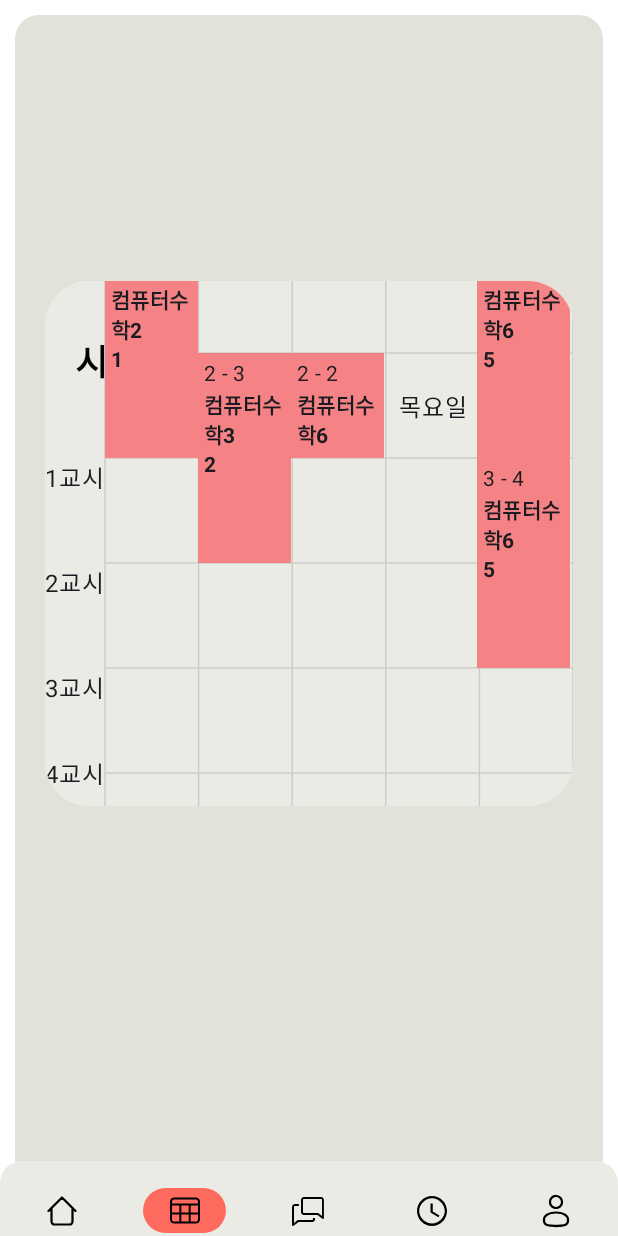
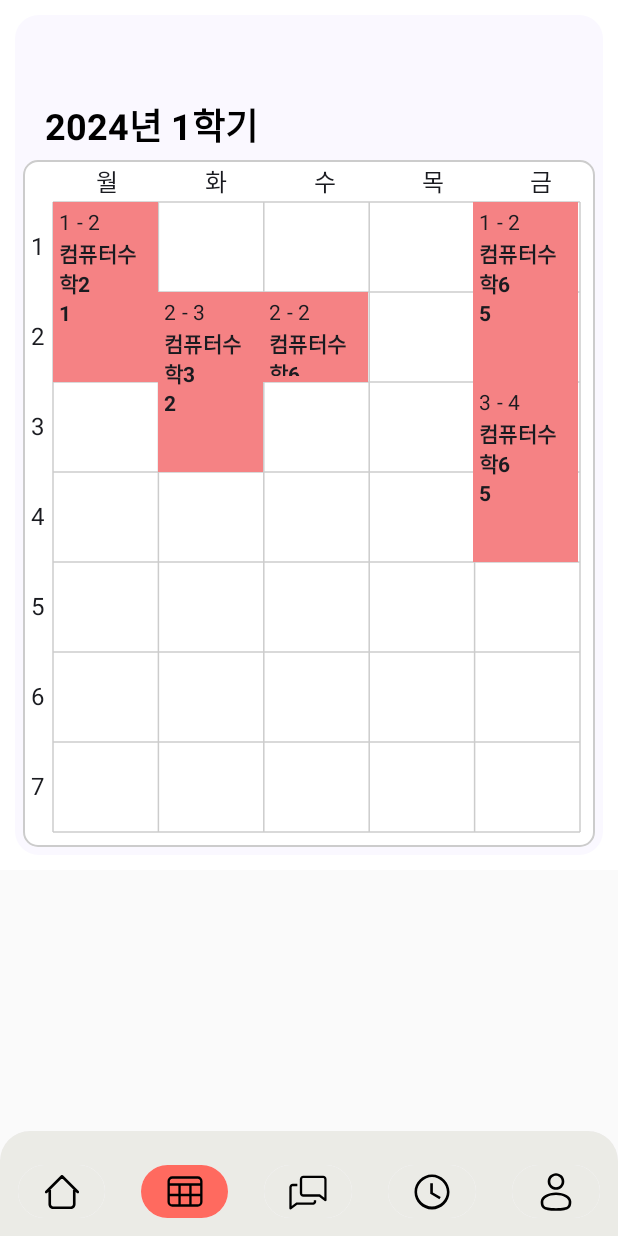
Before and after one commit to applepepsi/NextClass, an Android app built with Jetpack Compose: the screen it shows after launch (MainActivity), after a tap on "timeTable", on a phone screen of 412 x 824 dp. Run offline under Robolectric (Android 15) with nearby library versions, the phone set to English and light mode, and no system bars; our stand-ins replace Dagger/Hilt's generated code.

Commit message:
동적으로 레이아웃 높이 조절하는 기능 제작중

```diff
--- a/app/src/main/java/com/example/nextclass/appComponent/MainBottomNavComponent.kt
+++ b/app/src/main/java/com/example/nextclass/appComponent/MainBottomNavComponent.kt
@@ -60,7 +60,7 @@ fun MainBottomNav(loginViewModel: LoginViewModel, mainNavController: NavHostCont
                 .fillMaxWidth()
                 .background(Color.White)
                 .padding(10.dp),
-            color = Background_Color,
+//            color = Background_Color,
             shape = RoundedCornerShape(16.dp)
         ) {
             Column {
@@ -104,9 +104,9 @@ fun MainBottomNavComponent(navController: NavHostController) {
         modifier = Modifier
 
             .fillMaxWidth()
-            .height(50.dp),
+            .height(70.dp),
 
-        shape = RoundedCornerShape(15.dp, 15.dp, 0.dp, 0.dp)
+        shape = RoundedCornerShape(20.dp, 20.dp, 0.dp, 0.dp)
     ) {
         Row(
             modifier = Modifier
@@ -138,8 +138,8 @@ fun RowScope.AddBottomNavItem(
         shape = RoundedCornerShape(30.dp),
         modifier = Modifier
             .weight(1f)
-            .padding(start=13.dp,end=13.dp)
-            .height(30.dp)
+            .padding(start=12.dp,end=12.dp,bottom=10.dp)
+            .height(35.dp)
 
     ) {
         Box(
@@ -161,7 +161,7 @@ fun RowScope.AddBottomNavItem(
                 painter = painterResource(id = screen.icon),
                 contentDescription = screen.title,
                 modifier = Modifier
-                    .size(24.dp)
+                    .size(28.dp)
             )
         }
     }
--- a/app/src/main/java/com/example/nextclass/appComponent/TimeTableComponent.kt
+++ b/app/src/main/java/com/example/nextclass/appComponent/TimeTableComponent.kt
@@ -3,14 +3,20 @@ package com.example.nextclass.appComponent
 import android.os.Build
 import androidx.annotation.RequiresApi
 import androidx.compose.foundation.background
+import androidx.compose.foundation.border
 import androidx.compose.foundation.layout.Box
 import androidx.compose.foundation.layout.Column
+
+
 
 import androidx.compose.foundation.layout.Row
 import androidx.compose.foundation.layout.fillMaxSize
 import androidx.compose.foundation.layout.fillMaxWidth
 import androidx.compose.foundation.layout.height
 import androidx.compose.foundation.layout.padding
+import androidx.compose.foundation.layout.size
+import androidx.compose.foundation.layout.width
+import androidx.compose.foundation.shape.RoundedCornerShape
 
 import androidx.compose.material3.MaterialTheme
 import androidx.compose.material3.Text
@@ -46,7 +52,6 @@ fun OneClassCellDetailComponent(
     Column(
         modifier = modifier
             .fillMaxSize()
-//            .padding(end = 2.dp, bottom = 2.dp)
             .background(classData.color)
             .padding(4.dp)
     ) {
@@ -137,10 +142,16 @@ fun TimeTableComponent(
     minClassTime: Int = classDataList.minByOrNull(ClassData::startClassTime)?.startClassTime ?:0,
     maxClassTime: Int = classDataList.maxByOrNull(ClassData::endClassTime)?.endClassTime?:7,
 ) {
-    val classTimeHeight = 70.dp
+    val classTimeHeight = 60.dp
     var sidebarWidth by remember { mutableIntStateOf(0) }
 
-    Column(modifier = modifier.fillMaxSize()) {
+    Column(modifier = modifier
+        .padding(5.dp)
+        .background(Color.White,shape = RoundedCornerShape(10.dp))
+        .border(1.dp, Color.LightGray, shape = RoundedCornerShape(10.dp)),
+
+
+        ) {
         DayOfWeekHeader(
             modifier = Modifier
                 .fillMaxWidth()
@@ -148,8 +159,7 @@ fun TimeTableComponent(
         )
 
         Row(modifier = Modifier
-//            .weight(1f)
-
+            .padding(bottom=10.dp,end=10.dp)
         ) {
             ScheduleSidebar(
                 hourHeight = classTimeHeight,
@@ -188,6 +198,7 @@ fun BasicClass(
                 Box(modifier = Modifier
                     .layoutId(classData)
                     .fillMaxSize()
+
                 ) {
                     classContent(classData)
                 }
@@ -260,7 +271,7 @@ fun DayHeader(
         textAlign = TextAlign.Center,
         modifier = modifier
             .fillMaxWidth()
-//            .padding(4.dp)
+            .padding(2.dp)
     )
 }
 
@@ -269,10 +280,12 @@ fun DayOfWeekHeader(
     modifier: Modifier = Modifier,
     dayHeader: @Composable (dayOfWeek: String) -> Unit = { DayHeader(day = it) },
 ) {
-    val daysOfWeek = listOf("월요일", "화요일", "수요일", "목요일", "금요일")
+    val daysOfWeek = listOf("월", "화", "수", "목", "금")
     Row(modifier = modifier) {
         daysOfWeek.forEach { day ->
-            Box(modifier = Modifier.weight(1f)) {
+            Box(modifier = Modifier
+                .weight(1f)
+                ) {
                 dayHeader(day)
             }
         }
@@ -290,7 +303,9 @@ fun ScheduleSidebar(
         repeat(7) { i ->
             Box(
                 modifier = Modifier
-                    .height(hourHeight),
+                    .height(hourHeight)
+                    .padding(5.dp)
+                    ,
                 contentAlignment = Alignment.Center
             ) {
                 label(i + 1)
@@ -305,10 +320,8 @@ fun TimeLabel(
     modifier: Modifier = Modifier,
 ) {
     Text(
-        text = "${time}교시",
+        text = time.toString(),
         modifier = Modifier
-
-
     )
 }
 
--- a/app/src/main/java/com/example/nextclass/nav/loginOrJoinRoute.kt
+++ b/app/src/main/java/com/example/nextclass/nav/loginOrJoinRoute.kt
@@ -20,7 +20,7 @@ fun LoginOrJoinNavGraph(
     loginViewModel: LoginViewModel,
     mainNavHostController: NavHostController
 ) {
-    NavHost(navController = navController, startDestination = "loginGraph") {
+    NavHost(navController = navController, startDestination = "loginRoute") {
         loginRoute(navController, loginViewModel, mainNavHostController)
         joinRoute(navController, loginViewModel)
     }
@@ -32,7 +32,7 @@ private fun NavGraphBuilder.loginRoute(
     mainNavHostController: NavHostController
 ) {
     navigation(
-        route = "loginGraph",
+        route = "loginRoute",
         startDestination = TopNavItem.Login.screenRoute
     ) {
         loginView(navController, loginViewModel, mainNavHostController)
@@ -46,7 +46,7 @@ private fun NavGraphBuilder.joinRoute(
     loginViewModel: LoginViewModel
 ) {
     navigation(
-        route = "joinGraph",
+        route = "joinRoute",
         startDestination = TopNavItem.Join.screenRoute
     ) {
         joinView(navController, loginViewModel)
--- a/app/src/main/java/com/example/nextclass/view/TimeTableView.kt
+++ b/app/src/main/java/com/example/nextclass/view/TimeTableView.kt
@@ -8,18 +8,26 @@ import androidx.compose.foundation.layout.fillMaxSize
 import androidx.compose.foundation.layout.height
 import androidx.compose.foundation.layout.padding
 import androidx.compose.foundation.shape.RoundedCornerShape
+import androidx.compose.material3.MaterialTheme
 import androidx.compose.material3.Surface
 import androidx.compose.runtime.Composable
 import androidx.compose.ui.Alignment
 import androidx.compose.ui.Modifier
 import androidx.compose.ui.platform.LocalContext
+import androidx.compose.ui.tooling.preview.Preview
 import androidx.compose.ui.unit.dp
+import androidx.hilt.navigation.compose.hiltViewModel
 import androidx.navigation.NavController
+import androidx.navigation.compose.rememberNavController
+import com.example.nextclass.appComponent.AccreditationCalculationComponent
+import com.example.nextclass.appComponent.BasicClass
 import com.example.nextclass.appComponent.MainTextComponent
 import com.example.nextclass.appComponent.TimeTableComponent
 import com.example.nextclass.appComponent.sampleEvents
+import com.example.nextclass.repository.TestRepository
 import com.example.nextclass.ui.theme.Background_Color2
 import com.example.nextclass.viewmodel.LoginViewModel
+import com.example.nextclass.viewmodel.TimeTableViewModel
 
 @Composable
 fun TimeTableView(
@@ -27,50 +35,42 @@ fun TimeTableView(
     loginViewModel: LoginViewModel,
     mainNavController: NavController
 ) {
+    val timeTableViewModel:TimeTableViewModel = hiltViewModel()
     val context = LocalContext.current
     Column(
         modifier = Modifier
-            .fillMaxSize()
+
             .padding(top = 20.dp),
 
         verticalArrangement = Arrangement.Top,
         horizontalAlignment = Alignment.CenterHorizontally
 
     ){
+        MainTextComponent(
+            value = "2024년 1학기",
+            modifier= Modifier
+                .padding(top=20.dp)
+        )
+        TimeTableComponent(sampleEvents)
 
+//        AccreditationCalculationComponent(
+//            updateLayoutHeight = { initialHeight, initialTouchY, currentTouchY, screenHeight ->
+//                timeTableViewModel.updateLayoutHeight(initialHeight, initialTouchY, currentTouchY, screenHeight)
+//            }
+//        )
     }
-    Column(
-        modifier = Modifier
-            .fillMaxSize()
-            .padding(bottom = 100.dp),
-        verticalArrangement = Arrangement.Center,
-    ) {
-        Surface(
-            shape = RoundedCornerShape(30.dp),
-            modifier = Modifier
-                .height(350.dp)
-                .padding(start = 20.dp, end = 20.dp)
-        ) {
-            Box(
-                modifier = Modifier
-                    .background(Background_Color2)
-            ) {
-                Column(
-                    modifier = Modifier
-                        .fillMaxSize(),
 
-                    verticalArrangement = Arrangement.SpaceBetween,
-                    horizontalAlignment = Alignment.CenterHorizontally
-                ) {
+}
 
-                    MainTextComponent(
-                        value = "시간표",
-                        modifier= Modifier
-                            .padding(top=20.dp)
-                    )
-                    TimeTableComponent(sampleEvents)
-                }
-            }
-        }
+@Preview(showBackground = true)
+@Composable
+fun TimeTablePreview() {
+    val mainNavController= rememberNavController()
+    val navController= rememberNavController()
+    val testRepository = TestRepository()
+    val loginViewModel = LoginViewModel(testRepository)
+
+    MaterialTheme {
+        TimeTableView(mainNavController,loginViewModel,navController)
     }
 }
--- /dev/null
+++ b/app/src/main/java/com/example/nextclass/viewmodel/TimeTableViewModel.kt
@@ -0,0 +1,35 @@
+package com.example.nextclass.viewmodel
+
+import androidx.compose.runtime.State
+import androidx.compose.runtime.mutableStateOf
+import androidx.lifecycle.LiveData
+import androidx.lifecycle.MutableLiveData
+import androidx.lifecycle.ViewModel
+import javax.inject.Inject
+
+class TimeTableViewModel @Inject constructor(): ViewModel(){
+    private var _layoutHeight= mutableStateOf(0)
+
+    val layoutHeight: State<Int> = _layoutHeight
+
+    fun updateLayoutHeight(
+        initialHeight: Int,
+        initialTouchY: Float,
+        currentTouchY: Float,
+        screenHeight: Int
+    ){
+        val heightChange = (currentTouchY - initialTouchY).toInt()
+        var newHeight = initialHeight - heightChange
+
+        newHeight = newHeight.coerceAtLeast((screenHeight * MIN_HEIGHT_PERCENT).toInt())
+        newHeight = newHeight.coerceAtMost((screenHeight * MAX_HEIGHT_PERCENT).toInt())
+
+        _layoutHeight.value = newHeight
+    }
+
+    companion object{
+        const val MIN_HEIGHT_PERCENT=0.3
+        const val MAX_HEIGHT_PERCENT=0.9
+
+    }
+}
```
Also changed, not shown: app/src/main/java/com/example/nextclass/appComponent/ZipperComponent.kt (added, +80 -0 lines), app/src/main/java/com/example/nextclass/nav/Nav.kt (+0 -17 lines), app/src/main/java/com/example/nextclass/view/LoginOrJoinView.kt (+3 -17 lines), app/src/main/java/com/example/nextclass/ui/theme/Color.kt (line endings or trailing spaces).
